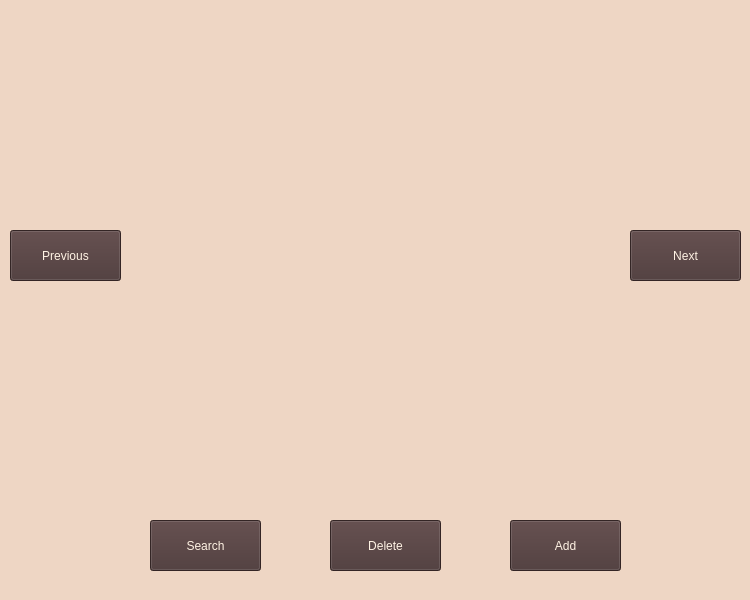
Qt form UI/scr-UI/Ui Box/MainPage.ui (moharamzadeh/Algorithm01_07) before a commit.
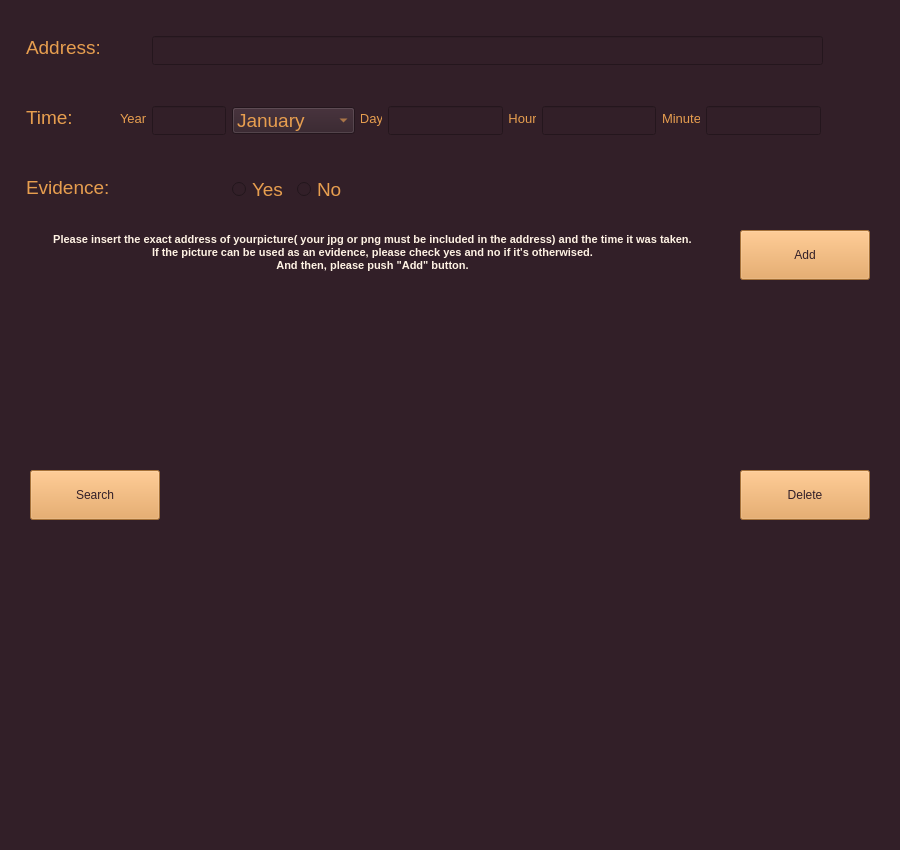
The same form after that commit. Icons and pictures are not drawn.

The edit to the form file:
```diff
--- a/UI/scr-UI/Ui Box/MainPage.ui
+++ b/UI/scr-UI/Ui Box/MainPage.ui
@@ -6,23 +6,23 @@
    <rect>
     <x>0</x>
     <y>0</y>
-    <width>750</width>
-    <height>600</height>
+    <width>900</width>
+    <height>850</height>
    </rect>
   </property>
   <property name="windowTitle">
    <string>Main Page</string>
   </property>
   <property name="styleSheet">
-   <string notr="true">background-color: rgb(238, 214, 196);</string>
+   <string notr="true">background-color: rgb(50, 31, 40);</string>
   </property>
   <widget class="QLabel" name="picturePlace">
    <property name="geometry">
     <rect>
-     <x>140</x>
-     <y>20</y>
-     <width>471</width>
-     <height>421</height>
+     <x>212</x>
+     <y>310</y>
+     <width>480</width>
+     <height>430</height>
     </rect>
    </property>
    <property name="text">
@@ -32,9 +32,9 @@
   <widget class="QLabel" name="timeLabel">
    <property name="geometry">
     <rect>
-     <x>150</x>
-     <y>460</y>
-     <width>221</width>
+     <x>220</x>
+     <y>750</y>
+     <width>231</width>
      <height>31</height>
     </rect>
    </property>
@@ -45,6 +45,9 @@
      <bold>true</bold>
     </font>
    </property>
+   <property name="styleSheet">
+    <string notr="true">color: rgb(255, 243, 228);</string>
+   </property>
    <property name="text">
     <string/>
    </property>
@@ -55,8 +58,8 @@
   <widget class="QLabel" name="checkLabel">
    <property name="geometry">
     <rect>
-     <x>400</x>
-     <y>460</y>
+     <x>470</x>
+     <y>750</y>
      <width>221</width>
      <height>31</height>
     </rect>
@@ -68,6 +71,9 @@
      <bold>true</bold>
     </font>
    </property>
+   <property name="styleSheet">
+    <string notr="true">color: rgb(255, 243, 228);</string>
+   </property>
    <property name="text">
     <string/>
    </property>
@@ -75,72 +81,19 @@
     <set>Qt::AlignCenter</set>
    </property>
   </widget>
-  <widget class="QPushButton" name="preButton">
-   <property name="geometry">
-    <rect>
-     <x>10</x>
-     <y>230</y>
-     <width>111</width>
-     <height>51</height>
-    </rect>
-   </property>
-   <property name="styleSheet">
-    <string notr="true">background-color: rgb(72, 52, 52);
-color: rgb(255, 243, 228);</string>
-   </property>
-   <property name="text">
-    <string>Previous</string>
-   </property>
-   <property name="icon">
-    <iconset>
-     <normaloff>Icons/623176_arrow_bold_dual_left_back_icon.png</normaloff>Icons/623176_arrow_bold_dual_left_back_icon.png</iconset>
-   </property>
-   <property name="iconSize">
-    <size>
-     <width>40</width>
-     <height>40</height>
-    </size>
-   </property>
-  </widget>
-  <widget class="QPushButton" name="nextButton">
-   <property name="geometry">
-    <rect>
-     <x>630</x>
-     <y>230</y>
-     <width>111</width>
-     <height>51</height>
-    </rect>
-   </property>
-   <property name="styleSheet">
-    <string notr="true">background-color: rgb(72, 52, 52);
-color: rgb(255, 243, 228);</string>
-   </property>
-   <property name="text">
-    <string>Next</string>
-   </property>
-   <property name="icon">
-    <iconset>
-     <normaloff>Icons/623175_arrow_bold_dual_right_direction_icon.png</normaloff>Icons/623175_arrow_bold_dual_right_direction_icon.png</iconset>
-   </property>
-   <property name="iconSize">
-    <size>
-     <width>40</width>
-     <height>40</height>
-    </size>
-   </property>
-  </widget>
   <widget class="QPushButton" name="searchButton">
    <property name="geometry">
     <rect>
-     <x>150</x>
-     <y>520</y>
-     <width>111</width>
-     <height>51</height>
+     <x>30</x>
+     <y>470</y>
+     <width>130</width>
+     <height>50</height>
     </rect>
    </property>
    <property name="styleSheet">
-    <string notr="true">background-color: rgb(72, 52, 52);
-color: rgb(255, 243, 228);</string>
+    <string notr="true">color: rgb(50, 31, 40);
+background-color: #E79E4F;
+font: 75 14pt &quot;MS Shell Dlg 2&quot;;</string>
    </property>
    <property name="text">
     <string>Search</string>
@@ -159,15 +112,16 @@
   <widget class="QPushButton" name="delButton">
    <property name="geometry">
     <rect>
-     <x>330</x>
-     <y>520</y>
-     <width>111</width>
-     <height>51</height>
+     <x>740</x>
+     <y>470</y>
+     <width>130</width>
+     <height>50</height>
     </rect>
    </property>
    <property name="styleSheet">
-    <string notr="true">background-color: rgb(72, 52, 52);
-color: rgb(255, 243, 228);</string>
+    <string notr="true">color: rgb(50, 31, 40);
+background-color: #E79E4F;
+font: 75 14pt &quot;MS Shell Dlg 2&quot;;</string>
    </property>
    <property name="text">
     <string>Delete</string>
@@ -183,18 +137,386 @@
     </size>
    </property>
   </widget>
-  <widget class="QPushButton" name="addButton">
+  <widget class="QLabel" name="label_6">
    <property name="geometry">
     <rect>
-     <x>510</x>
-     <y>520</y>
-     <width>111</width>
-     <height>51</height>
+     <x>662</x>
+     <y>110</y>
+     <width>38</width>
+     <height>16</height>
     </rect>
    </property>
+   <property name="font">
+    <font>
+     <pointsize>10</pointsize>
+    </font>
+   </property>
    <property name="styleSheet">
-    <string notr="true">background-color: rgb(72, 52, 52);
-color: rgb(255, 243, 228);</string>
+    <string notr="true">
+color: rgb(231, 158, 79);</string>
+   </property>
+   <property name="text">
+    <string>Minute</string>
+   </property>
+  </widget>
+  <widget class="QLabel" name="label_4">
+   <property name="enabled">
+    <bool>true</bool>
+   </property>
+   <property name="geometry">
+    <rect>
+     <x>120</x>
+     <y>110</y>
+     <width>26</width>
+     <height>16</height>
+    </rect>
+   </property>
+   <property name="font">
+    <font>
+     <pointsize>10</pointsize>
+    </font>
+   </property>
+   <property name="styleSheet">
+    <string notr="true">
+color: rgb(231, 158, 79);</string>
+   </property>
+   <property name="text">
+    <string>Year</string>
+   </property>
+  </widget>
+  <widget class="QLabel" name="label">
+   <property name="geometry">
+    <rect>
+     <x>26</x>
+     <y>36</y>
+     <width>73</width>
+     <height>23</height>
+    </rect>
+   </property>
+   <property name="font">
+    <font>
+     <pointsize>14</pointsize>
+    </font>
+   </property>
+   <property name="styleSheet">
+    <string notr="true">
+color: rgb(231, 158, 79);</string>
+   </property>
+   <property name="text">
+    <string>Address:</string>
+   </property>
+  </widget>
+  <widget class="QLineEdit" name="address">
+   <property name="geometry">
+    <rect>
+     <x>152</x>
+     <y>36</y>
+     <width>671</width>
+     <height>29</height>
+    </rect>
+   </property>
+   <property name="font">
+    <font>
+     <pointsize>14</pointsize>
+    </font>
+   </property>
+   <property name="styleSheet">
+    <string notr="true">color: rgb(231, 158, 79);</string>
+   </property>
+  </widget>
+  <widget class="QRadioButton" name="noRadio">
+   <property name="geometry">
+    <rect>
+     <x>297</x>
+     <y>176</y>
+     <width>46</width>
+     <height>27</height>
+    </rect>
+   </property>
+   <property name="font">
+    <font>
+     <pointsize>14</pointsize>
+    </font>
+   </property>
+   <property name="styleSheet">
+    <string notr="true">
+color: rgb(231, 158, 79);</string>
+   </property>
+   <property name="text">
+    <string>No</string>
+   </property>
+  </widget>
+  <widget class="QLabel" name="label_9">
+   <property name="geometry">
+    <rect>
+     <x>361</x>
+     <y>110</y>
+     <width>21</width>
+     <height>16</height>
+    </rect>
+   </property>
+   <property name="font">
+    <font>
+     <pointsize>10</pointsize>
+    </font>
+   </property>
+   <property name="styleSheet">
+    <string notr="true">
+color: rgb(231, 158, 79);</string>
+   </property>
+   <property name="text">
+    <string>Day</string>
+   </property>
+   <property name="alignment">
+    <set>Qt::AlignCenter</set>
+   </property>
+  </widget>
+  <widget class="QLabel" name="label_5">
+   <property name="geometry">
+    <rect>
+     <x>509</x>
+     <y>110</y>
+     <width>27</width>
+     <height>16</height>
+    </rect>
+   </property>
+   <property name="font">
+    <font>
+     <pointsize>10</pointsize>
+    </font>
+   </property>
+   <property name="styleSheet">
+    <string notr="true">
+color: rgb(231, 158, 79);</string>
+   </property>
+   <property name="text">
+    <string>Hour</string>
+   </property>
+   <property name="alignment">
+    <set>Qt::AlignCenter</set>
+   </property>
+  </widget>
+  <widget class="QRadioButton" name="radioButton">
+   <property name="geometry">
+    <rect>
+     <x>232</x>
+     <y>176</y>
+     <width>52</width>
+     <height>27</height>
+    </rect>
+   </property>
+   <property name="font">
+    <font>
+     <pointsize>14</pointsize>
+    </font>
+   </property>
+   <property name="styleSheet">
+    <string notr="true">
+color: rgb(231, 158, 79);</string>
+   </property>
+   <property name="text">
+    <string>Yes</string>
+   </property>
+  </widget>
+  <widget class="QLineEdit" name="hourTxt">
+   <property name="geometry">
+    <rect>
+     <x>542</x>
+     <y>106</y>
+     <width>114</width>
+     <height>29</height>
+    </rect>
+   </property>
+   <property name="font">
+    <font>
+     <pointsize>14</pointsize>
+    </font>
+   </property>
+   <property name="styleSheet">
+    <string notr="true">color: rgb(231, 158, 79);</string>
+   </property>
+  </widget>
+  <widget class="QLineEdit" name="yearTxt">
+   <property name="geometry">
+    <rect>
+     <x>152</x>
+     <y>106</y>
+     <width>74</width>
+     <height>29</height>
+    </rect>
+   </property>
+   <property name="font">
+    <font>
+     <pointsize>14</pointsize>
+    </font>
+   </property>
+   <property name="styleSheet">
+    <string notr="true">color: rgb(231, 158, 79);</string>
+   </property>
+  </widget>
+  <widget class="QLabel" name="label_3">
+   <property name="geometry">
+    <rect>
+     <x>26</x>
+     <y>176</y>
+     <width>82</width>
+     <height>23</height>
+    </rect>
+   </property>
+   <property name="font">
+    <font>
+     <pointsize>14</pointsize>
+    </font>
+   </property>
+   <property name="styleSheet">
+    <string notr="true">
+color: rgb(231, 158, 79);</string>
+   </property>
+   <property name="text">
+    <string>Evidence:</string>
+   </property>
+  </widget>
+  <widget class="QLineEdit" name="dayTxt">
+   <property name="geometry">
+    <rect>
+     <x>388</x>
+     <y>106</y>
+     <width>115</width>
+     <height>29</height>
+    </rect>
+   </property>
+   <property name="font">
+    <font>
+     <pointsize>14</pointsize>
+    </font>
+   </property>
+   <property name="styleSheet">
+    <string notr="true">color: rgb(231, 158, 79);</string>
+   </property>
+  </widget>
+  <widget class="QLabel" name="label_8">
+   <property name="geometry">
+    <rect>
+     <x>27</x>
+     <y>212</y>
+     <width>691</width>
+     <height>81</height>
+    </rect>
+   </property>
+   <property name="font">
+    <font>
+     <pointsize>8</pointsize>
+     <weight>75</weight>
+     <italic>false</italic>
+     <bold>true</bold>
+     <underline>false</underline>
+     <strikeout>false</strikeout>
+    </font>
+   </property>
+   <property name="styleSheet">
+    <string notr="true">color: rgb(255, 243, 228);</string>
+   </property>
+   <property name="text">
+    <string>Please insert the exact address of yourpicture( your jpg or png must be included in the address) and the time it was taken.
+If the picture can be used as an evidence, please check yes and no if it's otherwised.
+And then, please push &quot;Add&quot; button.</string>
+   </property>
+   <property name="alignment">
+    <set>Qt::AlignCenter</set>
+   </property>
+  </widget>
+  <widget class="QComboBox" name="comboBox">
+   <property name="geometry">
+    <rect>
+     <x>232</x>
+     <y>107</y>
+     <width>123</width>
+     <height>27</height>
+    </rect>
+   </property>
+   <property name="font">
+    <font>
+     <pointsize>14</pointsize>
+    </font>
+   </property>
+   <property name="styleSheet">
+    <string notr="true">
+color: rgb(231, 158, 79);</string>
+   </property>
+   <item>
+    <property name="text">
+     <string>January</string>
+    </property>
+   </item>
+   <item>
+    <property name="text">
+     <string>February</string>
+    </property>
+   </item>
+   <item>
+    <property name="text">
+     <string>March</string>
+    </property>
+   </item>
+   <item>
+    <property name="text">
+     <string>April</string>
+    </property>
+   </item>
+   <item>
+    <property name="text">
+     <string>May</string>
+    </property>
+   </item>
+   <item>
+    <property name="text">
+     <string>June</string>
+    </property>
+   </item>
+   <item>
+    <property name="text">
+     <string>July</string>
+    </property>
+   </item>
+   <item>
+    <property name="text">
+     <string>August</string>
+    </property>
+   </item>
+   <item>
+    <property name="text">
+     <string>September</string>
+    </property>
+   </item>
+   <item>
+    <property name="text">
+     <string>October</string>
+    </property>
+   </item>
+   <item>
+    <property name="text">
+     <string>November</string>
+    </property>
+   </item>
+   <item>
+    <property name="text">
+     <string>December</string>
+    </property>
+   </item>
+  </widget>
+  <widget class="QPushButton" name="pushButton">
+   <property name="geometry">
+    <rect>
+     <x>740</x>
+     <y>230</y>
+     <width>130</width>
+     <height>50</height>
+    </rect>
+   </property>
+   <property name="styleSheet">
+    <string notr="true">color: rgb(50, 31, 40);
+background-color: #E79E4F;
+font: 75 14pt &quot;MS Shell Dlg 2&quot;;</string>
    </property>
    <property name="text">
     <string>Add</string>
@@ -205,11 +527,51 @@
    </property>
    <property name="iconSize">
     <size>
-     <width>35</width>
+     <width>28</width>
      <height>35</height>
     </size>
    </property>
   </widget>
+  <widget class="QLabel" name="label_2">
+   <property name="geometry">
+    <rect>
+     <x>26</x>
+     <y>106</y>
+     <width>48</width>
+     <height>23</height>
+    </rect>
+   </property>
+   <property name="font">
+    <font>
+     <pointsize>14</pointsize>
+    </font>
+   </property>
+   <property name="styleSheet">
+    <string notr="true">
+color: rgb(231, 158, 79);</string>
+   </property>
+   <property name="text">
+    <string>Time:</string>
+   </property>
+  </widget>
+  <widget class="QLineEdit" name="minTxt">
+   <property name="geometry">
+    <rect>
+     <x>706</x>
+     <y>106</y>
+     <width>115</width>
+     <height>29</height>
+    </rect>
+   </property>
+   <property name="font">
+    <font>
+     <pointsize>14</pointsize>
+    </font>
+   </property>
+   <property name="styleSheet">
+    <string notr="true">color: rgb(231, 158, 79);</string>
+   </property>
+  </widget>
  </widget>
  <resources/>
  <connections/>
```
Left out of the diff: 6 changed lines with no effect on the pictures.
